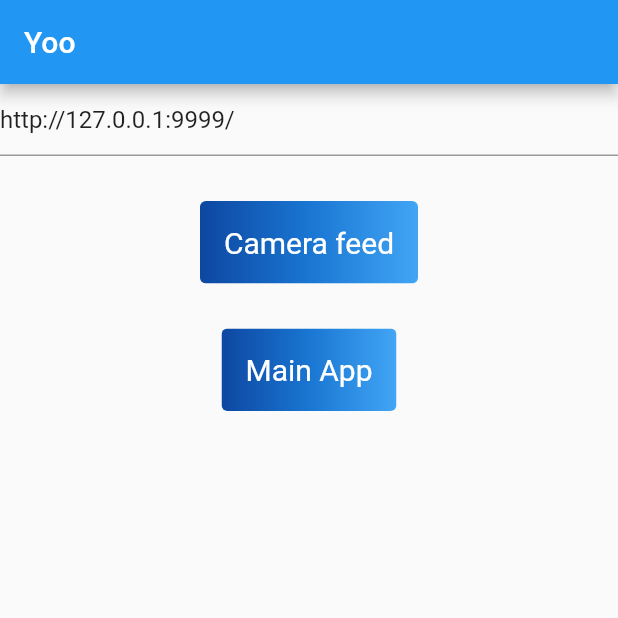
After one commit to n2ak/pfe, a Flutter app: the screen it shows after launch, on a phone screen of 412 x 824 dp, the top half of it. The commit adds this screen. Run offline on Flutter 3.47's test engine with Material 2 defaults, Android fonts, the phone set to English and light mode, and no system bars; our stand-ins replace camera; missing offline and left inert: flutter_vlc_player.

Commit message:
mobile changealble base url

```diff
--- /dev/null
+++ b/mobile/lib/choose.dart
@@ -0,0 +1,110 @@
+import 'package:car_security/camera.dart';
+import 'package:flutter/material.dart';
+import 'package:flutter/services.dart';
+import 'package:car_security/main_app.dart';
+
+class FirstPage extends StatefulWidget {
+  const FirstPage({super.key});
+
+  @override
+  FirstPageState createState() => FirstPageState();
+}
+
+class FirstPageState extends State<FirstPage> {
+  late TextEditingController textEditController;
+  // late String baseUrl;
+  @override
+  void initState() {
+    super.initState();
+    textEditController = TextEditingController(text: "http://127.0.0.1:9999/");
+    // baseUrl = "";
+  }
+
+  correctBars(bool fullScreen) {
+    if (fullScreen) {
+      SystemChrome.setEnabledSystemUIMode(SystemUiMode.immersiveSticky)
+          .then((value) {
+        setState(() {});
+      });
+    } else {
+      SystemChrome.setEnabledSystemUIMode(SystemUiMode.manual,
+              overlays: SystemUiOverlay.values)
+          .then((value) {
+        setState(() {});
+      });
+    }
+  }
+
+  @override
+  Widget build(BuildContext context) {
+    return Scaffold(
+        appBar: AppBar(title: const Text("Yoo")),
+        body: Center(
+          child: Column(
+            children: [
+              TextField(
+                controller: textEditController,
+              ),
+              const SizedBox(height: 30),
+              gradientButton(() {
+                Navigator.push(context, MaterialPageRoute(builder: (context) {
+                  var baseUrl = textEditController.text;
+                  var viodeFeedUrl = joinURL(baseUrl, "ws");
+                  viodeFeedUrl = viodeFeedUrl.replaceFirst("http", "ws");
+                  print("Using url: $viodeFeedUrl");
+                  return CameraFeed(viodeFeedUrl);
+                }));
+              }, "Camera feed"),
+              const SizedBox(height: 30),
+              gradientButton(() {
+                Navigator.push(context, MaterialPageRoute(builder: (context) {
+                  var baseUrl = textEditController.text;
+                  String carParamsUrl = joinURL(baseUrl, "params/objects");
+                  String drawParamsUrl = joinURL(baseUrl, "params/draw");
+                  String imageFeedUrl = joinURL(baseUrl, "params/image_feed");
+                  return MainApp(carParamsUrl, drawParamsUrl, imageFeedUrl);
+                }));
+              }, "Main App"),
+            ],
+          ),
+        ));
+  }
+
+  Widget gradientButton(onPressed, String title) {
+    return ClipRRect(
+      borderRadius: BorderRadius.circular(4),
+      child: Stack(
+        children: <Widget>[
+          Positioned.fill(
+            child: Container(
+              decoration: const BoxDecoration(
+                gradient: LinearGradient(
+                  colors: <Color>[
+                    Color(0xFF0D47A1),
+                    Color(0xFF1976D2),
+                    Color(0xFF42A5F5),
+                  ],
+                ),
+              ),
+            ),
+          ),
+          TextButton(
+            style: TextButton.styleFrom(
+              foregroundColor: Colors.white,
+              padding: const EdgeInsets.all(16.0),
+              textStyle: const TextStyle(fontSize: 20),
+            ),
+            onPressed: onPressed,
+            child: Text(title),
+          ),
+        ],
+      ),
+    );
+  }
+
+  String joinURL(String url, String suf) {
+    if (url.endsWith("/")) url = url.substring(0, url.length - 1);
+    if (suf.startsWith("/")) suf = url.substring(1, suf.length);
+    return "$url/$suf";
+  }
+}
--- a/mobile/lib/main.dart
+++ b/mobile/lib/main.dart
@@ -1,10 +1,10 @@
+import 'package:car_security/choose.dart';
 import 'package:flutter/material.dart';
-import 'package:car_security/app.dart';
 
 void main() {
   runApp(
     const MaterialApp(
-      home: App(),
+      home: FirstPage(),
     ),
   );
 }
--- a/mobile/lib/params/base.dart
+++ b/mobile/lib/params/base.dart
@@ -1,6 +1,4 @@
 import 'package:flutter/material.dart';
-import 'package:flutter/src/widgets/placeholder.dart';
-import 'package:flutter/src/widgets/framework.dart';
 import 'package:http/http.dart' as http;
 import 'dart:convert';
 
--- a/mobile/lib/params/car_detector.dart
+++ b/mobile/lib/params/car_detector.dart
@@ -5,6 +5,7 @@ import 'dart:convert';
 
 typedef OnchangedFunc = VoidCallback Function(String);
 
+// ignore: must_be_immutable
 class CarDetectorParams extends StatefulWidget with Params {
   @override
   State<CarDetectorParams> createState() => _CarDetectorParamsState();
--- a/mobile/lib/params/draw.dart
+++ b/mobile/lib/params/draw.dart
@@ -3,6 +3,7 @@ import 'package:flutter/material.dart';
 import 'package:http/http.dart' as http;
 import 'dart:convert';
 
+// ignore: must_be_immutable
 class DrawParams extends StatefulWidget with Params {
   @override
   State<DrawParams> createState() => _DrawParamsState();
--- a/mobile/lib/player_controller.dart
+++ b/mobile/lib/player_controller.dart
@@ -1,7 +1,7 @@
-import 'package:flutter/src/widgets/framework.dart';
-import 'package:flutter/src/widgets/placeholder.dart';
+import 'package:flutter/material.dart';
 import 'package:flutter_vlc_player/flutter_vlc_player.dart';
 
+// ignore: must_be_immutable
 class VideoPlayerController extends StatefulWidget {
   final String url;
   late VlcPlayerController controller;
--- a/mobile/pubspec.yaml
+++ b/mobile/pubspec.yaml
@@ -41,7 +41,7 @@ dependencies:
   camera: ^0.10.5+3
   image: 3.1.0
   web_socket_channel: ^2.4.0
-  flutter_image_compress: ^2.0.4
+  # flutter_image_compress: ^2.0.4
 
 dev_dependencies:
   flutter_test:
```
Also changed, not shown: mobile/lib/camera.dart (+36 -28 lines), mobile/lib/camera_utils.dart (+27 -19 lines), mobile/lib/main_app.dart (renamed from mobile/lib/app.dart, +39 -42 lines), mobile/lib/params/hidable_param.dart (+3 -4 lines), mobile/pubspec.lock, 1 other file.
